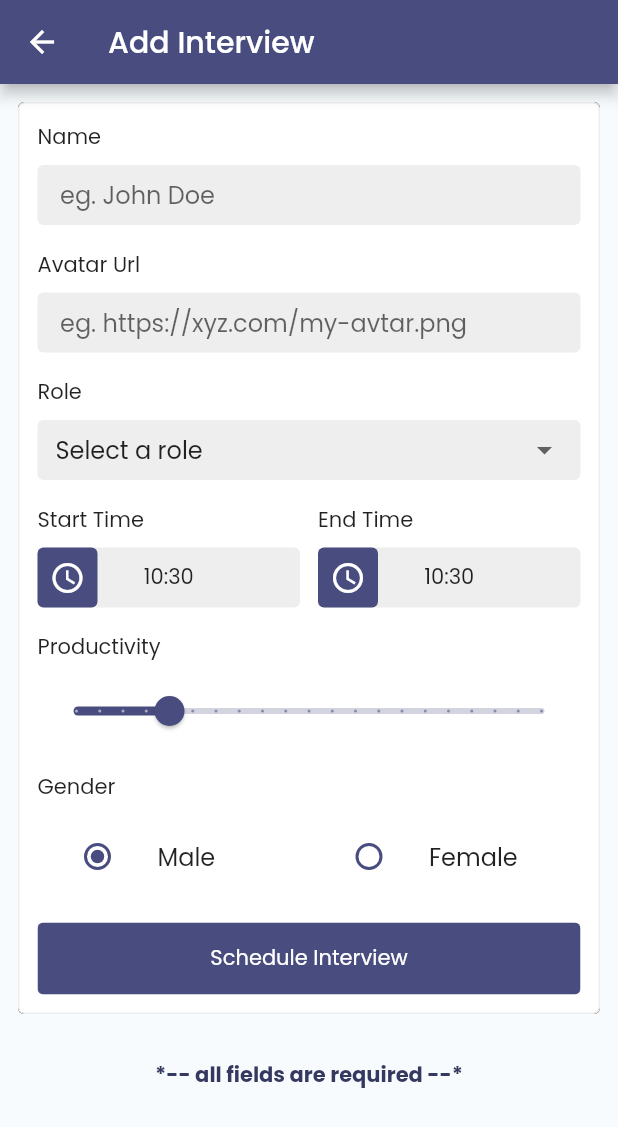
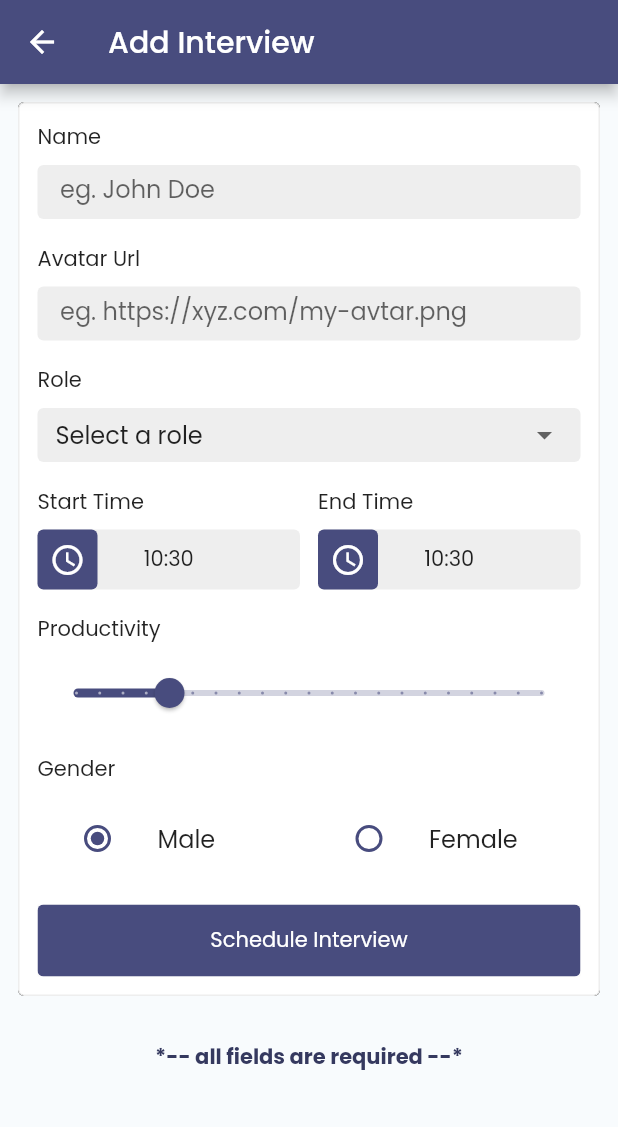
Before and after one commit to monikkacha/flutter-eas-basic-project, a Flutter app: the AddInterviewPage screen opened directly, on a phone screen of 412 x 824 dp. Shown: the top 1127 px of the screen. Run offline on Flutter 3.47's test engine with Material 2 defaults, Android fonts, the phone set to English and light mode, and no system bars; our stand-ins replace google_fonts, syncfusion_flutter_charts; network calls fail.

Commit message:
responsivness text field solved

```diff
--- a/lib/ui/add_interview/add_interview_form.dart
+++ b/lib/ui/add_interview/add_interview_form.dart
@@ -48,7 +48,7 @@ class _AddInterviewFormState extends State<AddInterviewForm> {
               Text(AppString.name),
               height8(),
               Container(
-                height: AppFontSize.value40,
+                height: AppFontSize.value30,
                 decoration: BoxDecoration(
                   color: AppColor.gallery,
                   borderRadius: BorderRadius.circular(4.0),
@@ -65,7 +65,7 @@ class _AddInterviewFormState extends State<AddInterviewForm> {
               Text(AppString.avatarUrl),
               height8(),
               Container(
-                height: AppFontSize.value40,
+                height: AppFontSize.value30,
                 decoration: BoxDecoration(
                   color: AppColor.gallery,
                   borderRadius: BorderRadius.circular(4.0),
@@ -83,10 +83,15 @@ class _AddInterviewFormState extends State<AddInterviewForm> {
               height8(),
               Container(
                 padding: EdgeInsets.symmetric(horizontal: AppFontSize.value12),
-                height: AppFontSize.value40,
+                height: AppFontSize.value30,
                 decoration: BoxDecoration(
                   color: AppColor.gallery,
                   borderRadius: BorderRadius.circular(4.0),
+                ),
+                child: Padding(
+                  padding: EdgeInsets.only(
+                    bottom: 6,
+                    top: 6,
                   ),
                   child: DropdownButton<String>(
                     underline: SizedBox(),
@@ -102,6 +107,7 @@ class _AddInterviewFormState extends State<AddInterviewForm> {
                       currentRole = newValue ?? roleArray[0];
                       setState(() {});
                     },
+                  ),
                 ),
               ),
               height16(),
```
Lines whose indentation alone changed are shown as unchanged.
